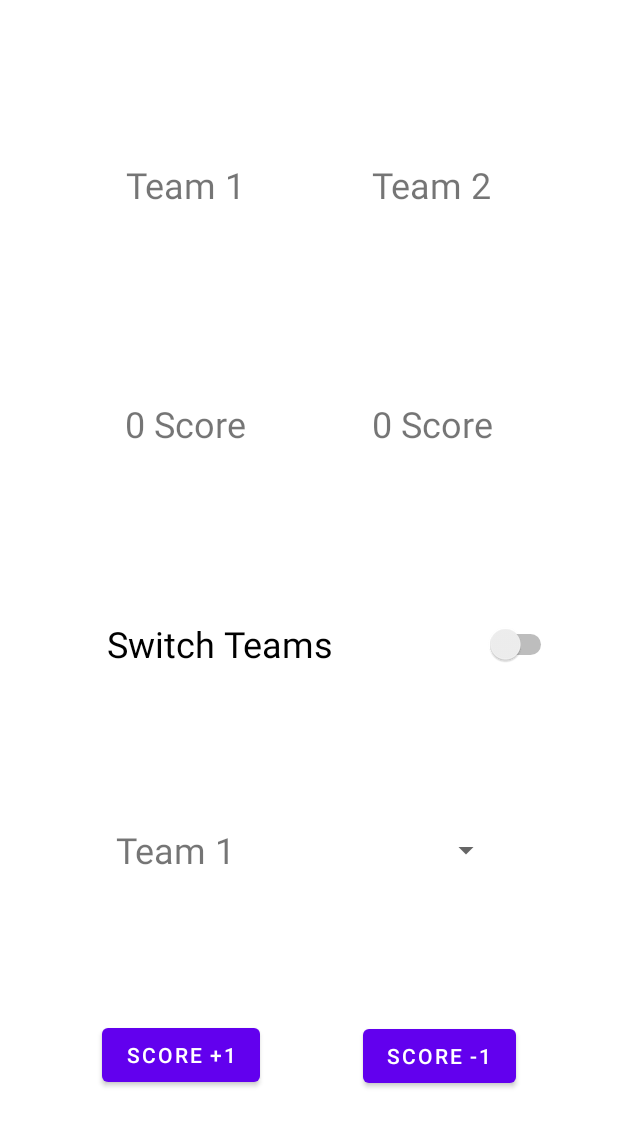
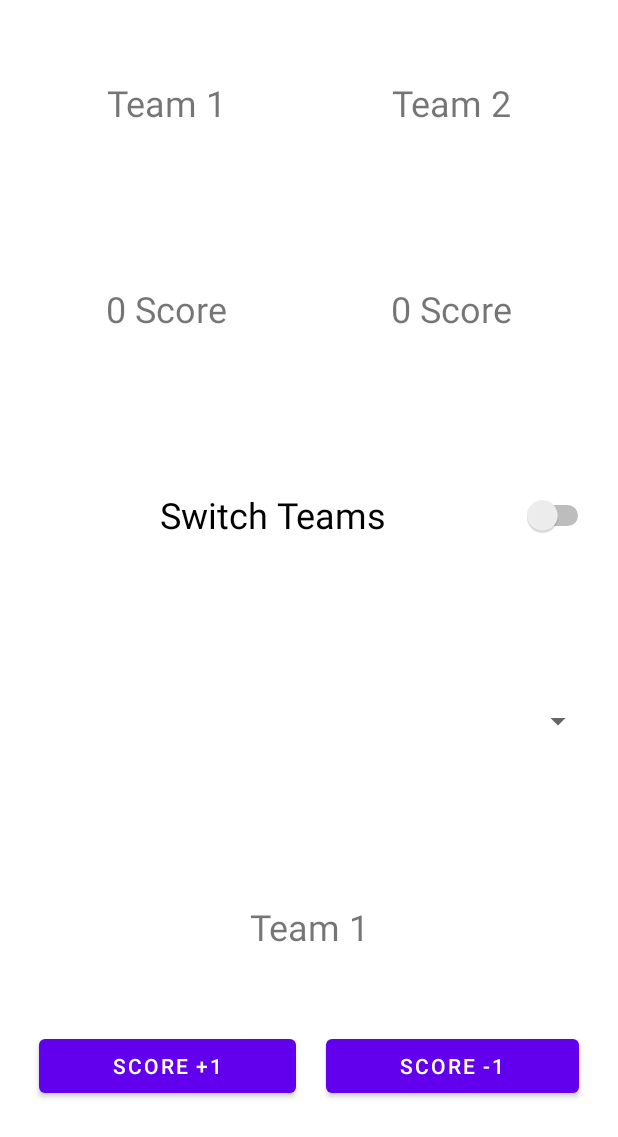
Before and after one commit to sanjimsb/JAV1001-ScoreKeeper, an Android app: the layout activity_main.xml on its own in the app's theme, with its tools: preview values and no code run, on a phone screen of 412 x 824 dp. Shown: the top 1137 px of the screen. Run offline under Robolectric (Android 15) with nearby library versions, the phone set to English and light mode, and no system bars.

Commit message:
fixed the score update functionality

```diff
--- a/app/src/main/java/com/example/javalab1/MainActivity.java
+++ b/app/src/main/java/com/example/javalab1/MainActivity.java
@@ -1,8 +1,12 @@
 package com.example.javalab1;
 
+import androidx.annotation.NonNull;
 import androidx.appcompat.app.AppCompatActivity;
 
 import android.os.Bundle;
+import android.view.Menu;
+import android.view.MenuInflater;
+import android.view.MenuItem;
 import android.view.View;
 import android.widget.AdapterView;
 import android.widget.ArrayAdapter;
@@ -22,6 +26,23 @@ public class MainActivity extends AppCompatActivity implements View.OnClickListe
     Button plusScore;
     Button minusScore;
     Spinner getSpinner;
+    private int scoreValue = 1;
+
+    @Override
+    public boolean onCreateOptionsMenu(Menu menu) {
+        MenuInflater inflater = getMenuInflater();
+        inflater.inflate(R.menu.icon_resources, menu);
+        return super.onCreateOptionsMenu(menu);
+    }
+
+    @Override
+    public boolean onOptionsItemSelected(@NonNull MenuItem item) {
+        if(item.getItemId() == R.id.item1) {
+            Toast.makeText(this, "test", Toast.LENGTH_SHORT).show();
+            return true;
+        }
+        return super.onOptionsItemSelected(item);
+    }
 
     @Override
     protected void onCreate(Bundle savedInstanceState) {
@@ -38,6 +59,7 @@ public class MainActivity extends AppCompatActivity implements View.OnClickListe
         adapter.setDropDownViewResource(android.R.layout.simple_spinner_dropdown_item);
         getSpinner.setAdapter(adapter);
         getSpinner.setOnItemSelectedListener(this);
+
 
 
 
@@ -69,23 +91,23 @@ public class MainActivity extends AppCompatActivity implements View.OnClickListe
                         System.out.println("test");
                         value = Integer.parseInt(teamFirstScore.getText().toString().replaceAll("[^0-9]", ""));
                         System.out.println(value + " Goals");
-                        value += 1;
+                        value += this.scoreValue;
                         teamFirstScore.setText(value + " Score");
                     } else if(teamName.getText().toString().equals("Team 2")) {
                         value = Integer.parseInt(teamSecondScore.getText().toString().replaceAll("[^0-9]", ""));
-                        value += 1;
+                        value += this.scoreValue;
                         teamSecondScore.setText(value + " Score");
                     }
                     break;
             case R.id.minusScore:
                 if(teamName.getText().toString().equals("Team 1")) {
                     value = Integer.parseInt(teamFirstScore.getText().toString().replaceAll("[^0-9]", ""));
-                    value -= 1;
+                    value -= this.scoreValue;
                     value = value < 0 ? 0 : value;
                     teamFirstScore.setText(value + " Score");
                 }else if(teamName.getText().toString().equals("Team 2")) {
                     value = Integer.parseInt(teamSecondScore.getText().toString().replaceAll("[^0-9]", ""));
-                    value -= 1;
+                    value -= this.scoreValue;
                     value = value < 0 ? 0 : value;
                     teamSecondScore.setText(value + " Score");
                 }
@@ -97,18 +119,11 @@ public class MainActivity extends AppCompatActivity implements View.OnClickListe
     public void onItemSelected(AdapterView<?> adapterView, View view, int i, long l) {
         String getScore = adapterView.getItemAtPosition(i).toString();
         if(getScore.equals("Score")) return;
-        int value = 0;
         int increaseScoreBy = Integer.parseInt(getScore);
-        if(teamName.getText().toString().equals("Team 1")) {
-            value = Integer.parseInt(teamFirstScore.getText().toString().replaceAll("[^0-9]", ""));
-            value += increaseScoreBy;
-            teamFirstScore.setText(value + " Score");
-        } else if(teamName.getText().toString().equals("Team 2")) {
-            value = Integer.parseInt(teamSecondScore.getText().toString().replaceAll("[^0-9]", ""));
-            value += increaseScoreBy;
-            teamSecondScore.setText(value + " Score");
-        }
-        getSpinner.setSelection(0);
+        Integer scoreValue = new Integer(increaseScoreBy);
+        this.scoreValue = increaseScoreBy;
+        this.plusScore.setText("Score +" + scoreValue.toString() );
+        this.minusScore.setText("Score -" + scoreValue.toString() );
     }
 
     @Override
--- a/app/src/main/res/layout/activity_main.xml
+++ b/app/src/main/res/layout/activity_main.xml
@@ -1,129 +1,160 @@
 <?xml version="1.0" encoding="utf-8"?>
-<androidx.constraintlayout.widget.ConstraintLayout xmlns:android="http://schemas.android.com/apk/res/android"
+<LinearLayout xmlns:android="http://schemas.android.com/apk/res/android"
     xmlns:app="http://schemas.android.com/apk/res-auto"
     xmlns:tools="http://schemas.android.com/tools"
     android:layout_width="match_parent"
     android:layout_height="match_parent"
+    android:addStatesFromChildren="false"
+    android:orientation="vertical"
     tools:context=".MainActivity">
 
-    <Spinner
-        android:id="@+id/score_values"
-        android:layout_width="100dp"
+    <LinearLayout
+        android:layout_width="match_parent"
         android:layout_height="wrap_content"
-        app:layout_constraintBottom_toTopOf="@+id/minusScore"
-        app:layout_constraintEnd_toEndOf="parent"
-        app:layout_constraintHorizontal_bias="0.5"
-        app:layout_constraintStart_toEndOf="@+id/selectedTeamName"
-        app:layout_constraintTop_toBottomOf="@+id/switch1" />
+        android:orientation="vertical"
+        android:paddingRight="16dp"
+        android:paddingLeft="16dp"
+        android:layout_weight="1"
+        >
+
+
+        <LinearLayout
+            android:layout_width="match_parent"
+            android:layout_height="0dp"
+            android:layout_weight="1"
+            >
+
+            <TextView
+                android:id="@+id/textView11"
+                android:layout_width="0dp"
+                android:layout_height="match_parent"
+                android:layout_weight="1"
+                android:textAlignment="center"
+                android:gravity="center"
+                android:text="Team 1"
+                android:textColorLink="#000000"
+                android:textSize="24sp"/>
+
+            <TextView
+                android:id="@+id/textView12"
+                android:layout_width="0dp"
+                android:layout_height="match_parent"
+                android:textAlignment="center"
+                android:layout_weight="1"
+                android:text="Team 2"
+                android:gravity="center"
+                android:textColorLink="#000000"
+                android:textSize="24sp" />
+
+
+        </LinearLayout>
+
+        <LinearLayout
+            android:layout_width="match_parent"
+            android:layout_height="0dp"
+            android:layout_weight="1">
+
+            <TextView
+                android:id="@+id/team1Score"
+                android:layout_width="0dp"
+                android:layout_height="match_parent"
+                android:textAlignment="center"
+                android:text="0 Score"
+                android:layout_weight="1"
+                android:textColorLink="#000000"
+                android:gravity="center"
+                android:textSize="24sp"/>
 
             <TextView
                 android:id="@+id/team2Score"
-        android:layout_width="wrap_content"
-        android:layout_height="wrap_content"
-        android:layout_marginTop="10dp"
-        android:paddingTop="10dp"
-        android:paddingBottom="10dp"
+                android:layout_width="0dp"
+                android:layout_height="match_parent"
+                android:layout_weight="1"
+                android:textAlignment="center"
                 android:text="0 Score"
                 android:textColorLink="#000000"
+                android:gravity="center"
                 android:textSize="24sp"
-        app:layout_constraintBottom_toTopOf="@+id/switch1"
-        app:layout_constraintEnd_toEndOf="parent"
-        app:layout_constraintHorizontal_bias="0.5"
-        app:layout_constraintStart_toEndOf="@+id/team1Score"
-        app:layout_constraintTop_toBottomOf="@+id/textView12" />
+                />
+
+        </LinearLayout>
+
+        <LinearLayout
+            android:layout_width="match_parent"
+            android:layout_height="0dp"
+            android:layout_weight="1" >
+
+            <Switch
+                android:id="@+id/switch1"
+                android:layout_width="0dp"
+                android:layout_height="match_parent"
+                android:text="Switch Teams"
+                android:textAlignment="center"
+                android:textSize="24sp"
+                android:layout_weight="1" />
+
+        </LinearLayout>
+
+        <LinearLayout
+            android:layout_width="match_parent"
+            android:layout_height="0dp"
+            android:layout_weight="1" >
+            <Spinner
+                android:id="@+id/score_values"
+                android:layout_width="0dp"
+                android:layout_height="match_parent"
+                android:textAlignment="center"
+                android:layout_weight="1"
+                android:textSize="24sp" />
+
+        </LinearLayout>
+
+        <LinearLayout
+            android:layout_width="match_parent"
+            android:layout_height="0dp"
+            android:layout_weight="1" >
+
+            <TextView
+                android:id="@+id/selectedTeamName"
+                android:layout_width="0dp"
+                android:layout_height="match_parent"
+                android:text="Team 1"
+                android:layout_weight="1"
+                android:gravity="center"
+                android:textAlignment="center"
+                android:textSize="24sp" />
+        </LinearLayout>
+
+        <LinearLayout
+            android:layout_width="match_parent"
+            android:layout_height="0dp"
+            android:layout_weight="1"
+            >
 
             <Button
                 android:id="@+id/plusScore"
                 android:layout_width="wrap_content"
                 android:layout_height="wrap_content"
                 android:text="Score +1"
-        app:layout_constraintBottom_toBottomOf="parent"
-        app:layout_constraintEnd_toStartOf="@+id/minusScore"
-        app:layout_constraintHorizontal_bias="0.5"
-        app:layout_constraintStart_toStartOf="parent"
-        app:layout_constraintTop_toBottomOf="@+id/selectedTeamName" />
+                android:layout_marginLeft="10dp"
+                android:layout_marginRight="10dp"
+                android:layout_weight="1"/>
 
             <Button
                 android:id="@+id/minusScore"
                 android:layout_width="wrap_content"
                 android:layout_height="wrap_content"
                 android:text="Score -1"
-        app:layout_constraintBottom_toBottomOf="parent"
-        app:layout_constraintEnd_toEndOf="parent"
-        app:layout_constraintHorizontal_bias="0.5"
-        app:layout_constraintStart_toEndOf="@+id/plusScore"
-        app:layout_constraintTop_toBottomOf="@+id/selectedTeamName"
-        app:layout_constraintVertical_bias="0.503" />
+                android:layout_marginLeft="10dp"
+                android:layout_marginRight="10dp"
+                android:layout_weight="1"/>
 
-    <TextView
-        android:id="@+id/textView12"
-        android:layout_width="wrap_content"
-        android:layout_height="wrap_content"
-        android:paddingTop="10dp"
-        android:paddingBottom="10dp"
-        android:text="Team 2"
-        android:textColorLink="#000000"
-        android:textSize="24sp"
-        app:layout_constraintBottom_toTopOf="@+id/team2Score"
-        app:layout_constraintEnd_toEndOf="parent"
-        app:layout_constraintHorizontal_bias="0.5"
-        app:layout_constraintStart_toEndOf="@+id/textView11"
-        app:layout_constraintTop_toTopOf="parent" />
+        </LinearLayout>
 
-    <Switch
-        android:id="@+id/switch1"
-        android:layout_width="300dp"
-        android:layout_height="48dp"
-        android:text="Switch Teams"
-        android:textSize="24sp"
-        app:layout_constraintBottom_toTopOf="@+id/selectedTeamName"
-        app:layout_constraintEnd_toEndOf="parent"
-        app:layout_constraintHorizontal_bias="0.639"
-        app:layout_constraintStart_toStartOf="parent"
-        app:layout_constraintTop_toBottomOf="@+id/team1Score" />
+    </LinearLayout>
 
-    <TextView
-        android:id="@+id/textView11"
-        android:layout_width="wrap_content"
-        android:layout_height="wrap_content"
-        android:paddingTop="10dp"
-        android:paddingBottom="10dp"
-        android:text="Team 1"
-        android:textColorLink="#000000"
-        android:textSize="24sp"
-        app:layout_constraintBottom_toTopOf="@+id/team1Score"
-        app:layout_constraintEnd_toStartOf="@+id/textView12"
-        app:layout_constraintHorizontal_bias="0.5"
-        app:layout_constraintStart_toStartOf="parent"
-        app:layout_constraintTop_toTopOf="parent" />
 
-    <TextView
-        android:id="@+id/team1Score"
-        android:layout_width="wrap_content"
-        android:layout_height="wrap_content"
-        android:layout_marginTop="10dp"
-        android:paddingTop="10dp"
-        android:paddingBottom="10dp"
-        android:text="0 Score"
-        android:textColorLink="#000000"
-        android:textSize="24sp"
-        app:layout_constraintBottom_toTopOf="@+id/switch1"
-        app:layout_constraintEnd_toStartOf="@+id/team2Score"
-        app:layout_constraintHorizontal_bias="0.5"
-        app:layout_constraintStart_toStartOf="parent"
-        app:layout_constraintTop_toBottomOf="@+id/textView11" />
 
-    <TextView
-        android:id="@+id/selectedTeamName"
-        android:layout_width="wrap_content"
-        android:layout_height="wrap_content"
-        android:text="Team 1"
-        android:textSize="24sp"
-        app:layout_constraintBottom_toTopOf="@+id/plusScore"
-        app:layout_constraintEnd_toEndOf="parent"
-        app:layout_constraintEnd_toStartOf="@+id/score_values"
-        app:layout_constraintHorizontal_bias="0.5"
-        app:layout_constraintStart_toStartOf="parent"
-        app:layout_constraintTop_toBottomOf="@+id/switch1" />
 
-</androidx.constraintlayout.widget.ConstraintLayout>
+
+</LinearLayout>
--- a/app/src/main/res/menu/icon_resources.xml
+++ b/app/src/main/res/menu/icon_resources.xml
@@ -1,4 +1,8 @@
 <?xml version="1.0" encoding="utf-8"?>
-<menu xmlns:android="http://schemas.android.com/apk/res/android">
-
+<menu xmlns:android="http://schemas.android.com/apk/res/android"
+    xmlns:app="http://schemas.android.com/apk/res-auto">
+    <item android:id="@+id/item1"
+        android:icon="@drawable/ic_night"
+        android:title="Item 1"
+        app:showAsAction="ifRoom" />
 </menu>
```
Lines whose indentation alone changed are shown as unchanged.
